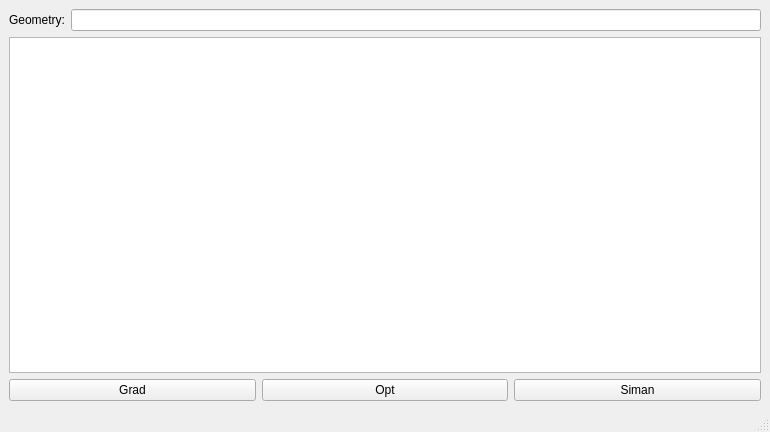
Qt form runxtb/gui.ui (eljost/runxtb) before a commit.
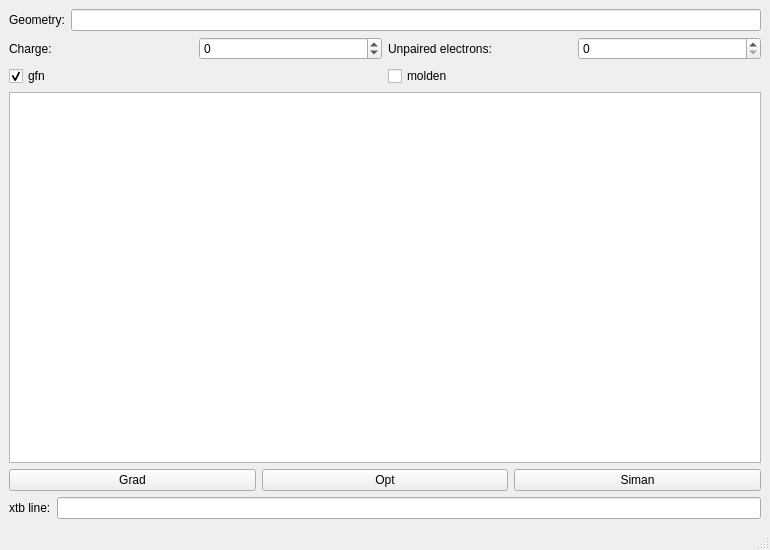
The same form after that commit.

What changed in the file:
```diff
--- a/runxtb/gui.ui
+++ b/runxtb/gui.ui
@@ -7,7 +7,7 @@
     <x>0</x>
     <y>0</y>
     <width>770</width>
-    <height>432</height>
+    <height>550</height>
    </rect>
   </property>
   <property name="windowTitle">
@@ -27,7 +27,60 @@
          </widget>
         </item>
         <item>
-         <widget class="QLineEdit" name="geom_lineedit"/>
+         <widget class="QLineEdit" name="geom_lineedit">
+          <property name="readOnly">
+           <bool>true</bool>
+          </property>
+         </widget>
+        </item>
+       </layout>
+      </item>
+      <item>
+       <layout class="QHBoxLayout" name="horizontalLayout">
+        <item>
+         <widget class="QLabel" name="charge_label">
+          <property name="text">
+           <string>Charge:</string>
+          </property>
+         </widget>
+        </item>
+        <item>
+         <widget class="QSpinBox" name="charge_spinbox">
+          <property name="minimum">
+           <number>-99</number>
+          </property>
+         </widget>
+        </item>
+        <item>
+         <widget class="QLabel" name="uhf_label">
+          <property name="text">
+           <string>Unpaired electrons:</string>
+          </property>
+         </widget>
+        </item>
+        <item>
+         <widget class="QSpinBox" name="uhf_spinbox"/>
+        </item>
+       </layout>
+      </item>
+      <item>
+       <layout class="QHBoxLayout" name="horizontalLayout_4">
+        <item>
+         <widget class="QCheckBox" name="gfn_checkbox">
+          <property name="text">
+           <string>gfn</string>
+          </property>
+          <property name="checked">
+           <bool>true</bool>
+          </property>
+         </widget>
+        </item>
+        <item>
+         <widget class="QCheckBox" name="molden_checkbox">
+          <property name="text">
+           <string>molden</string>
+          </property>
+         </widget>
         </item>
        </layout>
       </item>
@@ -61,6 +114,24 @@
       </item>
      </layout>
     </item>
+    <item>
+     <layout class="QHBoxLayout" name="horizontalLayout_5">
+      <item>
+       <widget class="QLabel" name="xtbline_label">
+        <property name="text">
+         <string>xtb line:</string>
+        </property>
+       </widget>
+      </item>
+      <item>
+       <widget class="QLineEdit" name="xtbline_lineedit">
+        <property name="readOnly">
+         <bool>true</bool>
+        </property>
+       </widget>
+      </item>
+     </layout>
+    </item>
    </layout>
   </widget>
   <widget class="QMenuBar" name="menubar">
```
Left out of the diff: 2 changed lines with no effect on the pictures.
